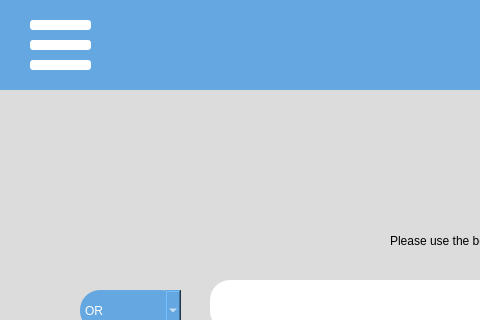
Qt form src/user_interface/start.ui (eppenney/eBook-Perpetual-Access-Rights-Tracker) before a commit; both pictures show x 0 to 480 and y 0 to 320 of the 1177 by 898 pixel window.
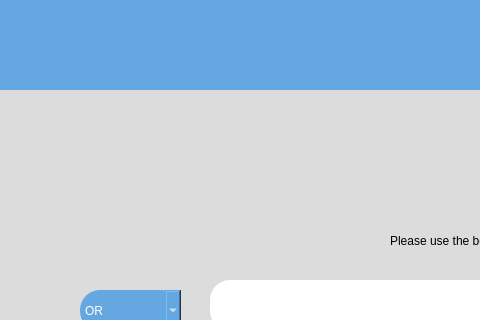
The same form after that commit.

Commit message: Updated three settings menu buttons to be one icon

```diff
--- a/src/user_interface/start.ui
+++ b/src/user_interface/start.ui
@@ -61,11 +61,11 @@
        <x>40</x>
        <y>20</y>
        <width>61</width>
-       <height>10</height>
+       <height>61</height>
       </rect>
      </property>
      <property name="styleSheet">
-      <string notr="true">background-color: rgb(255, 255, 255);
+      <string notr="true">background-color: transparent;
 border-radius:3px;
 font: 18pt &quot;MS Shell Dlg 2&quot;;
 color: rgb(255, 255, 255);</string>
@@ -74,44 +74,6 @@
       <string/>
      </property>
     </widget>
-    <widget class="QPushButton" name="settingButton2">
-     <property name="geometry">
-      <rect>
-       <x>40</x>
-       <y>40</y>
-       <width>61</width>
-       <height>10</height>
-      </rect>
-     </property>
-     <property name="styleSheet">
-      <string notr="true">border-radius:3px;
-background-color: rgb(255, 255, 255);
-font: 18pt &quot;MS Shell Dlg 2&quot;;
-color: rgb(255, 255, 255);</string>
-     </property>
-     <property name="text">
-      <string/>
-     </property>
-    </widget>
-    <widget class="QPushButton" name="settingButton3">
-     <property name="geometry">
-      <rect>
-       <x>40</x>
-       <y>60</y>
-       <width>61</width>
-       <height>10</height>
-      </rect>
-     </property>
-     <property name="styleSheet">
-      <string notr="true">border-radius:3px;
-background-color: rgb(255, 255, 255);
-font: 18pt &quot;MS Shell Dlg 2&quot;;
-color: rgb(255, 255, 255);</string>
-     </property>
-     <property name="text">
-      <string/>
-     </property>
-    </widget>
    </widget>
    <widget class="QTextEdit" name="textEdit">
     <property name="geometry">
```
The commit also changes 3 other files.
